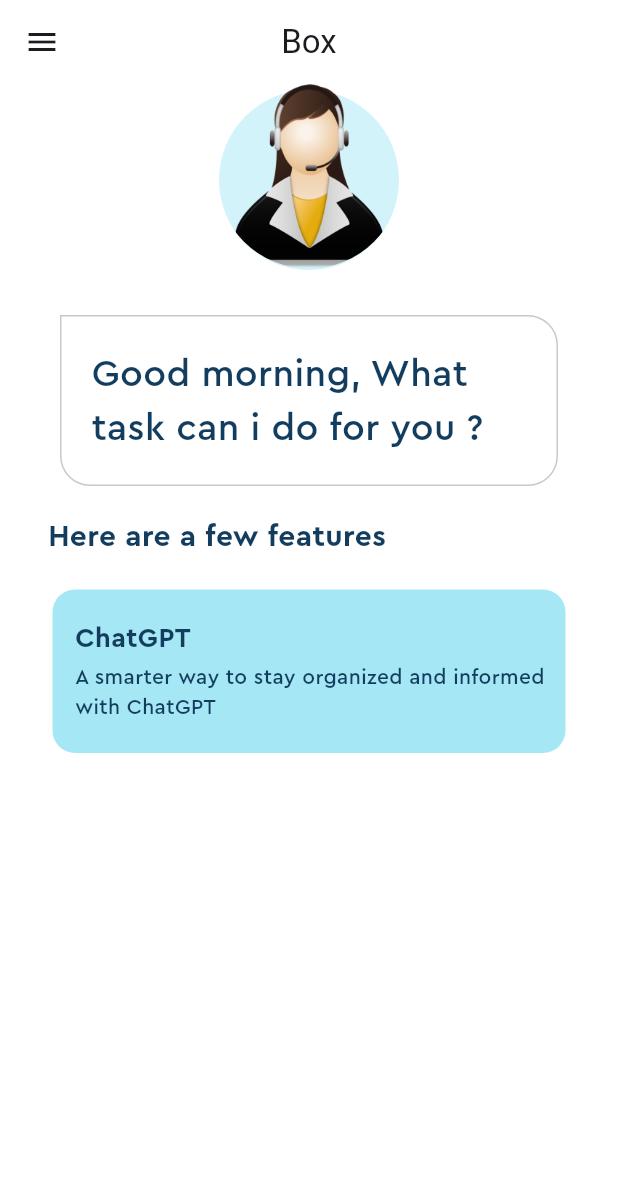
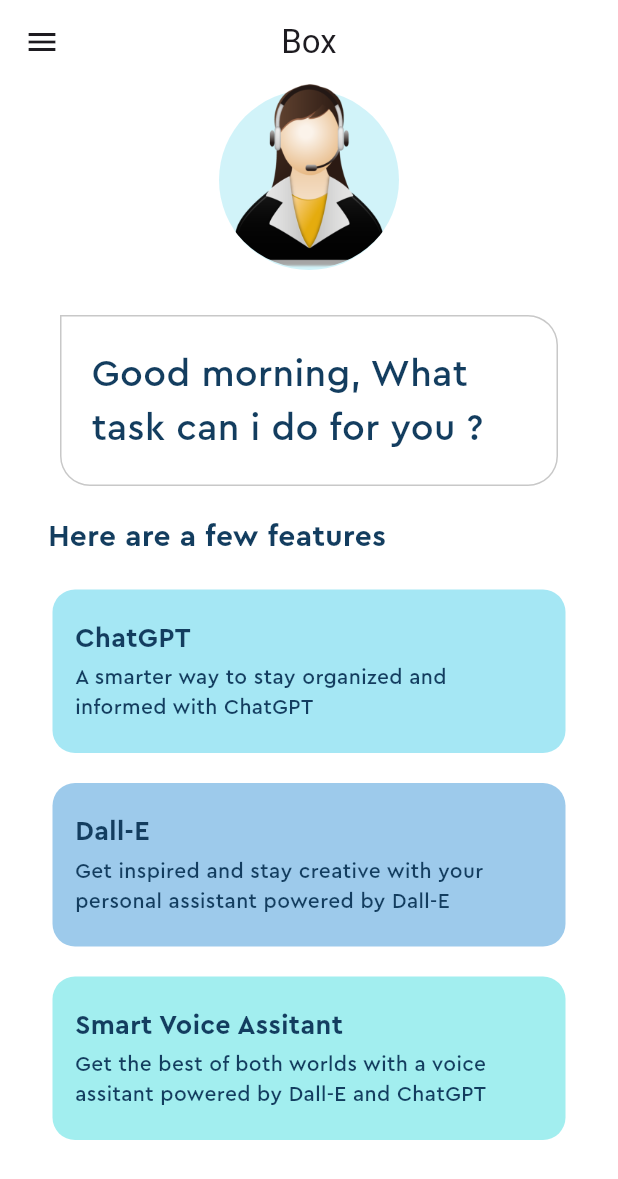
Before and after one commit to Olamigoke10/VoiceAssitantApp, a Flutter app: the screen it shows after launch, on a phone screen of 412 x 824 dp. Shown: the top 1179 px of the screen. Run offline on Flutter 3.47's test engine with Material 3 defaults, Android fonts, the phone set to English and light mode, and no system bars.

Commit message:
added the suggestion box

```diff
--- a/lib/feature_box.dart
+++ b/lib/feature_box.dart
@@ -46,12 +46,15 @@
             ),
             const SizedBox(height: 3),
 
-            Text(
-              descriptionText,
-              style: const TextStyle(
-              fontFamily: 'Cera Pro',
-              color: Pallete.mainFontColor,
-            ),
+            Padding(
+              padding: const EdgeInsets.only(right: 20),
+              child: Text(
+                descriptionText,
+                style: const TextStyle(
+                fontFamily: 'Cera Pro',
+                color: Pallete.mainFontColor,
+              ),
+              ),
             )
           ],
         ),
--- a/lib/home_page.dart
+++ b/lib/home_page.dart
@@ -97,6 +97,16 @@
                 headerText: 'ChatGPT',
                 descriptionText: 'A smarter way to stay organized and informed with ChatGPT',
                 ),
+              FeatureBox(
+                color: Pallete.secondSuggestionBoxColor,
+                headerText: 'Dall-E',
+                descriptionText: 'Get inspired and stay creative with your personal assistant powered by Dall-E',
+                ),
+              FeatureBox(
+                color: Pallete.thirdSuggestionBoxColor,
+                headerText: 'Smart Voice Assitant',
+                descriptionText: 'Get the best of both worlds with a voice assitant powered by Dall-E and ChatGPT',
+                ),
             ],
           )
         ],
```
